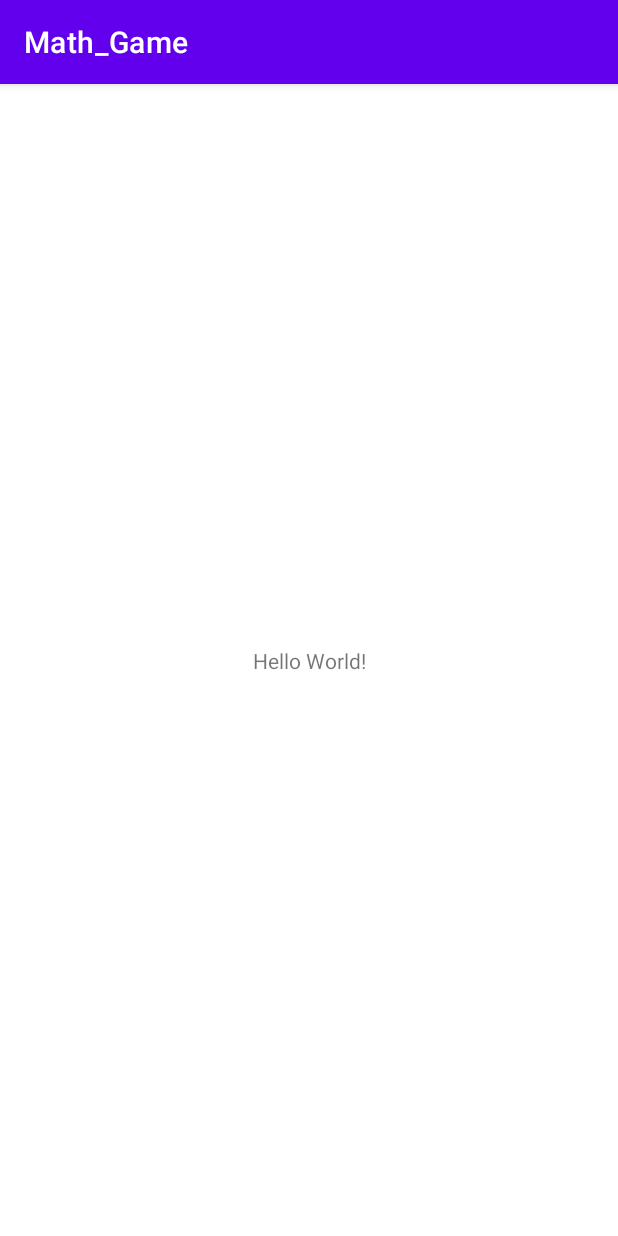
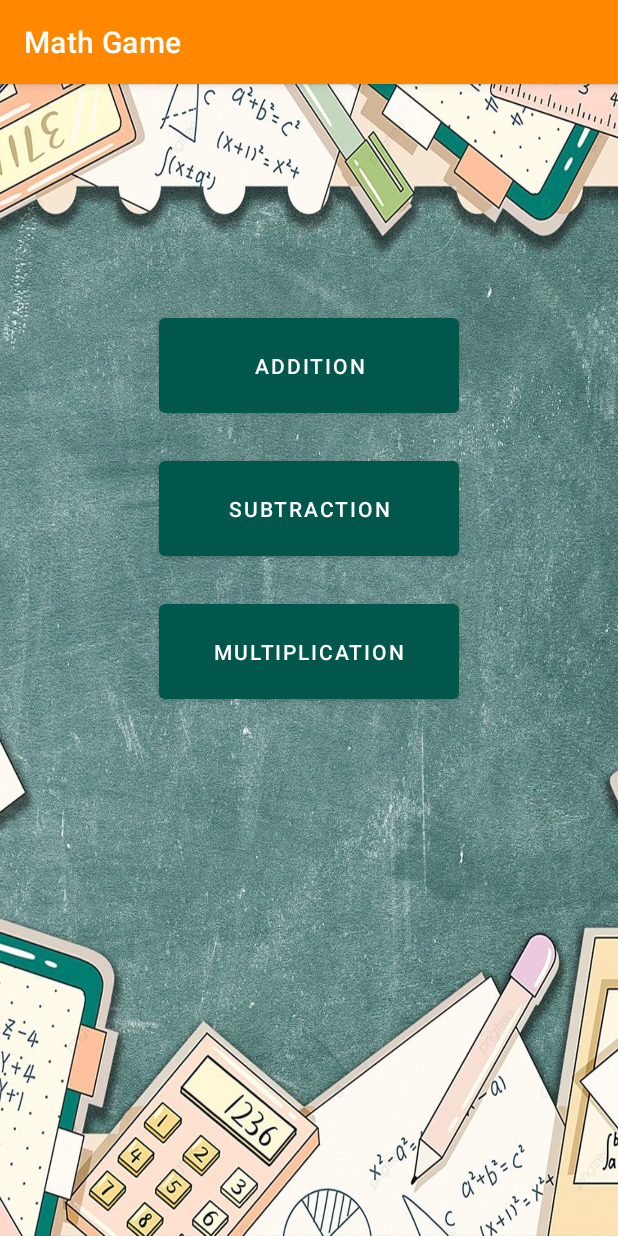
Before and after one commit to vedaareydeva/Math_Game, an Android app: the screen it shows after launch (MainActivity), on a phone screen of 412 x 824 dp. Run offline under Robolectric (Android 15) with nearby library versions, the phone set to English and light mode, and no system bars.

Commit message:
Designed frontend of the home page

```diff
--- a/app/build.gradle
+++ b/app/build.gradle
@@ -4,12 +4,12 @@ plugins {
 
 android {
     namespace 'com.example.math_game'
-    compileSdk 32
+    compileSdk 33
 
     defaultConfig {
         applicationId "com.example.math_game"
         minSdk 16
-        targetSdk 32
+        targetSdk 33
         versionCode 1
         versionName "1.0"
 
--- a/app/src/main/res/layout/activity_main.xml
+++ b/app/src/main/res/layout/activity_main.xml
@@ -1,18 +1,35 @@
 <?xml version="1.0" encoding="utf-8"?>
-<androidx.constraintlayout.widget.ConstraintLayout xmlns:android="http://schemas.android.com/apk/res/android"
+<LinearLayout xmlns:android="http://schemas.android.com/apk/res/android"
     xmlns:app="http://schemas.android.com/apk/res-auto"
     xmlns:tools="http://schemas.android.com/tools"
     android:layout_width="match_parent"
     android:layout_height="match_parent"
+    android:background="@drawable/wp"
+    android:gravity="center_horizontal"
+    android:orientation="vertical"
     tools:context=".MainActivity">
 
-    <TextView
-        android:layout_width="wrap_content"
-        android:layout_height="wrap_content"
-        android:text="Hello World!"
-        app:layout_constraintBottom_toBottomOf="parent"
-        app:layout_constraintEnd_toEndOf="parent"
-        app:layout_constraintStart_toStartOf="parent"
-        app:layout_constraintTop_toTopOf="parent" />
+    <Button
+        android:id="@+id/BtnAdd"
+        android:layout_width="200dp"
+        android:layout_height="75dp"
+        android:layout_marginTop="150dp"
+        android:text="@string/addition"
+        app:backgroundTint="#02574D" />
 
-</androidx.constraintlayout.widget.ConstraintLayout>
+    <Button
+        android:id="@+id/BtnSub"
+        android:layout_width="200dp"
+        android:layout_height="75dp"
+        android:layout_marginTop="20dp"
+        android:text="@string/subtraction"
+        app:backgroundTint="#02574D" />
+
+    <Button
+        android:id="@+id/BtnMul"
+        android:layout_width="200dp"
+        android:layout_height="75dp"
+        android:layout_marginTop="20dp"
+        android:text="@string/multiplication"
+        app:backgroundTint="#02574D" />
+</LinearLayout>
--- a/app/src/main/res/values/strings.xml
+++ b/app/src/main/res/values/strings.xml
@@ -1,3 +1,6 @@
 <resources>
-    <string name="app_name">Math_Game</string>
+    <string name="app_name">Math Game</string>
+    <string name="addition">Addition</string>
+    <string name="subtraction">Subtraction</string>
+    <string name="multiplication">Multiplication</string>
 </resources>
--- a/app/src/main/res/values/themes.xml
+++ b/app/src/main/res/values/themes.xml
@@ -2,8 +2,8 @@
     <!-- Base application theme. -->
     <style name="Theme.Math_Game" parent="Theme.MaterialComponents.DayNight.DarkActionBar">
         <!-- Primary brand color. -->
-        <item name="colorPrimary">@color/purple_500</item>
-        <item name="colorPrimaryVariant">@color/purple_700</item>
+        <item name="colorPrimary">#FF8800</item>
+        <item name="colorPrimaryVariant">#FF8800</item>
         <item name="colorOnPrimary">@color/white</item>
         <!-- Secondary brand color. -->
         <item name="colorSecondary">@color/teal_200</item>
```
Also changed, not shown: app/src/main/res/drawable/download.jpeg (added), app/src/main/res/drawable/gradient.jpeg (added), app/src/main/res/drawable/wp.jpeg (added).
